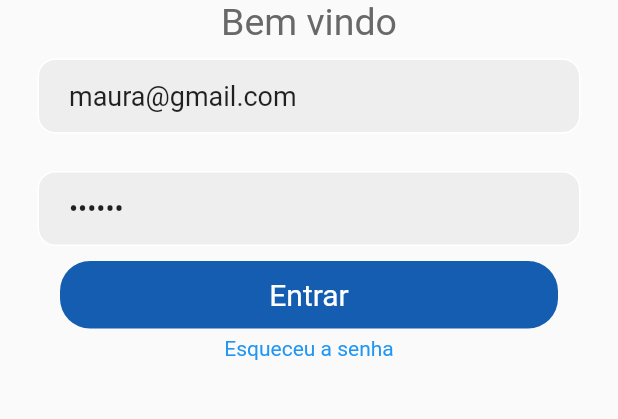
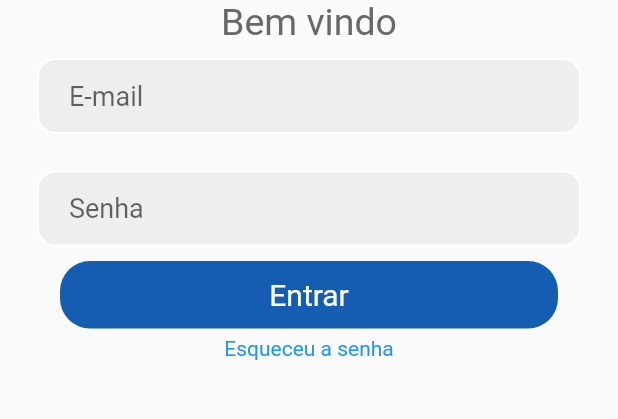
Before and after one commit to DEV-AndreSilva/Mobilearning, a Flutter app: the screen it shows after launch, on a phone screen of 412 x 824 dp, the part 573-992 px from its top. Run offline on Flutter 3.47's test engine with Material 2 defaults, Android fonts, the phone set to English and light mode, and no system bars; our stand-ins replace cloud_firestore, dio, extended_image, firebase_core, fluttertoast, getwidget and 2 more; missing offline and left inert: carbon_icons, dart:ffi, dart_date, flutter_session_manager; accounts and stored records are empty; Roboto replaces fonts that are missing (Arvo).

```diff
--- a/mobilearning/lib/View/ChatPage.dart
+++ b/mobilearning/lib/View/ChatPage.dart
@@ -110,9 +110,7 @@ class _ChatPageState extends State<ChatPage> {
           }
         },
       )),
-      SizedBox(
-        width: 16,
-      ),
+
     ]);
   }
 }
--- a/mobilearning/lib/View/loginView.dart
+++ b/mobilearning/lib/View/loginView.dart
@@ -74,8 +74,8 @@ class _LoginState extends State<Login> {
 
   @override
   Widget build(BuildContext context) {
-    emailController.text ="maura@gmail.com";
-    passowordController.text ="123456";
+    //emailController.text ="teste@gmail.com";
+    //passowordController.text ="123456";
 
     return Scaffold(
         backgroundColor: Colors.grey[250],
```
Also changed, not shown: mobilearning/lib/View/ChatDetailPage.dart (+6 -6 lines).
